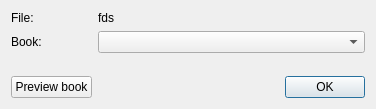
Before: the Qt Designer form src/advance/preview/previewmodule.ui in axsapronov/bQella, drawn with Qt 5.
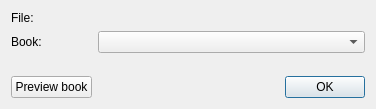
After: the same form once the commit is applied.

```diff
--- a/src/advance/preview/previewmodule.ui
+++ b/src/advance/preview/previewmodule.ui
@@ -30,7 +30,7 @@
    <item row="0" column="1" colspan="2">
     <widget class="QLabel" name="LAFile">
      <property name="text">
-      <string>fds</string>
+      <string/>
      </property>
     </widget>
    </item>
```
